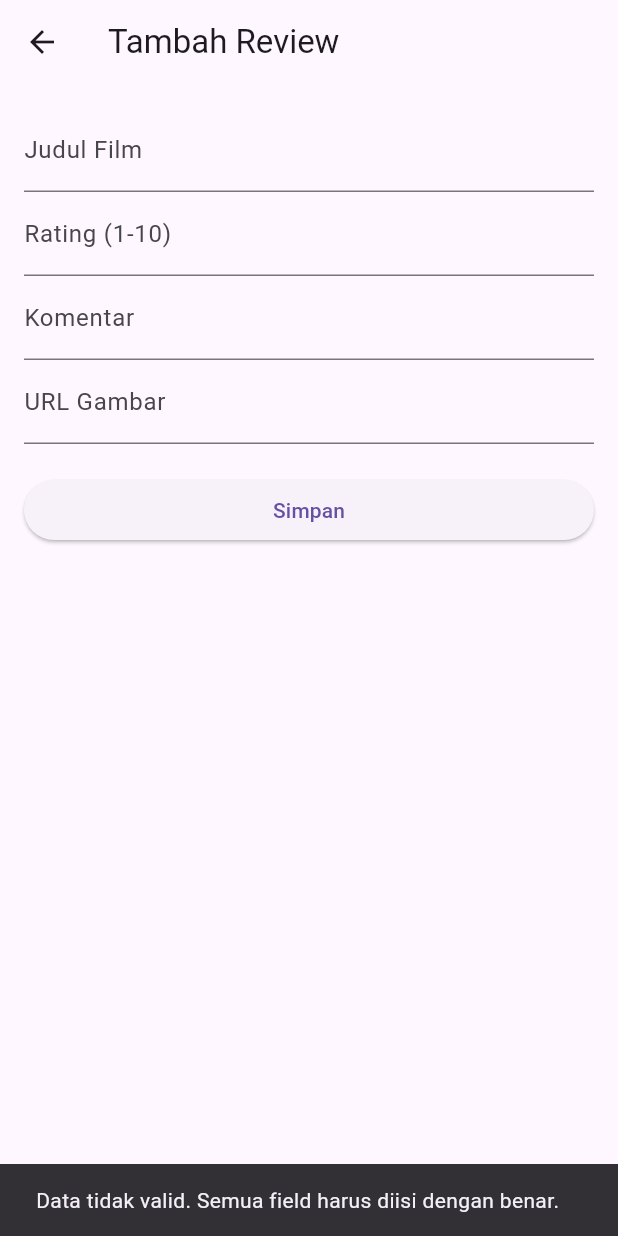
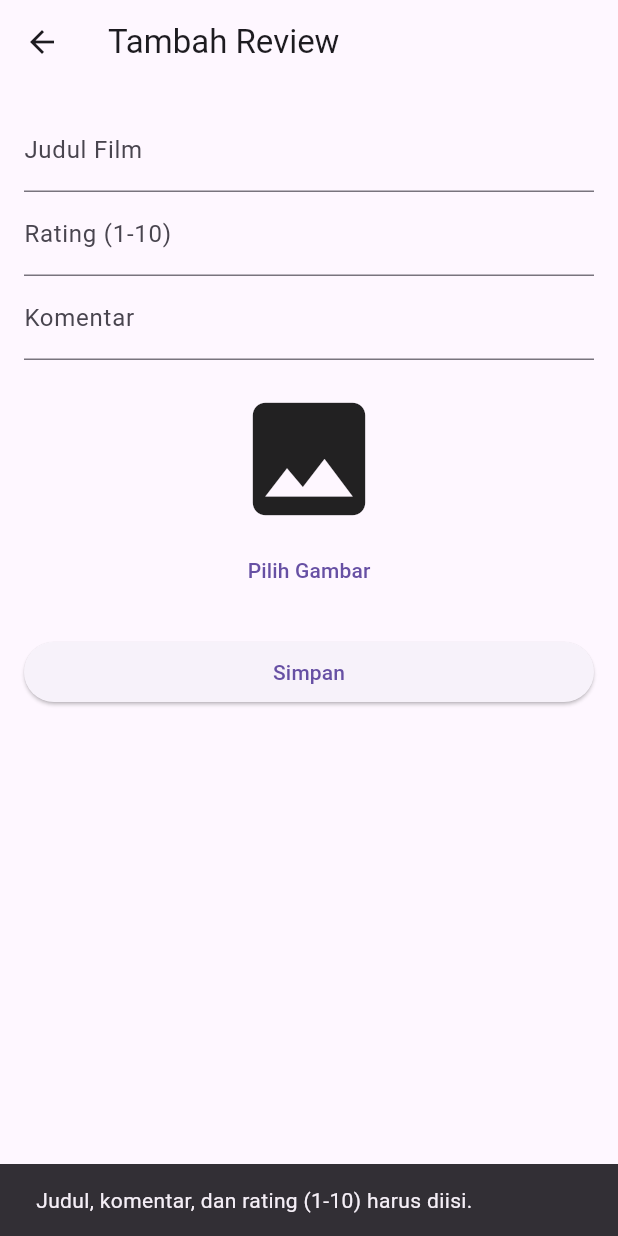
Before and after one commit to tomysby/MovieReviews, a Flutter app: the AddEditReviewScreen screen opened directly with empty values, after a tap on "Simpan", on a phone screen of 412 x 824 dp. Run offline on Flutter 3.47's test engine with Material 3 defaults, Android fonts, the light colour scheme and no system bars; our stand-ins replace image_picker.

Commit message:
perubahan penyimpanan gambar dari URL menjadi base64

```diff
--- a/lib/main.dart
+++ b/lib/main.dart
@@ -4,6 +4,8 @@ void main() {
   runApp(MyApp());
 }
 class MyApp extends StatelessWidget {
+  const MyApp({super.key});
+
   @override
   Widget build(BuildContext context) {
     return MaterialApp(
--- a/lib/screens/add_edit_review_screen.dart
+++ b/lib/screens/add_edit_review_screen.dart
@@ -1,5 +1,8 @@
+import 'dart:typed_data';
+import 'dart:convert';
 import 'package:flutter/material.dart';
 import '../api_service.dart';
+import 'package:image_picker/image_picker.dart';
 
 class AddEditReviewScreen extends StatefulWidget {
   final String username;
@@ -15,53 +18,68 @@ class _AddEditReviewScreenState extends State<AddEditReviewScreen> {
   final _titleController = TextEditingController();
   final _ratingController = TextEditingController();
   final _commentController = TextEditingController();
-  final _imageUrlController = TextEditingController();
 
+  Uint8List? _selectedImage;
   final _apiService = ApiService();
 
   @override
   void initState() {
     super.initState();
-
     if (widget.review != null) {
       // Jika dalam mode edit, isi controller dengan data review
-      _titleController.text = widget.review!['title'];
+      _titleController.text = widget.review!['title'] ?? '';
       _ratingController.text = widget.review!['rating'].toString();
-      _commentController.text = widget.review!['comment'];
-      _imageUrlController.text = widget.review!['imageUrl'] ?? '';
+      _commentController.text = widget.review!['comment'] ?? '';
+
+      if (widget.review!['imageBase64'] != null) {
+        _selectedImage = base64Decode(widget.review!['imageBase64']);
+      }
     }
+  }
+
+  Future<void> _pickImage() async {
+    final picker = ImagePicker();
+    final pickedFile = await picker.pickImage(source: ImageSource.gallery);
+
+    if (pickedFile != null) {
+      final imageBytes = await pickedFile.readAsBytes();
+      setState(() {
+        _selectedImage = imageBytes;
+      });
+    }
+  }
+
+  String encodeToBase64(Uint8List data) {
+    return base64Encode(data);
   }
 
   void _saveReview() async {
     final title = _titleController.text.trim();
     final rating = int.tryParse(_ratingController.text) ?? 0;
     final comment = _commentController.text.trim();
-    final imageUrl = _imageUrlController.text.trim();
     final isLiked = widget.review?['isLiked'] ?? false; // Default isLiked = false untuk review baru
 
     // Validasi input
-    if (title.isEmpty || rating < 1 || rating > 10 || comment.isEmpty || imageUrl.isEmpty) {
+    if (title.isEmpty || rating < 1 || rating > 10 || comment.isEmpty) {
       ScaffoldMessenger.of(context).showSnackBar(
-        SnackBar(content: Text('Data tidak valid. Semua field harus diisi dengan benar.')),
+        const SnackBar(content: Text('Judul, komentar, dan rating (1-10) harus diisi.')),
       );
       return;
     }
 
+    // Konversi gambar ke Base64 jika tersedia
+    String? base64Image = _selectedImage != null ? encodeToBase64(_selectedImage!) : null;
+
     bool success;
-
     if (widget.review == null) {
       // Tambah review baru
-      success = await _apiService.addReview(widget.username, title, rating, comment, imageUrl);
+      success = await _apiService.addReview(
+        widget.username, title, rating, comment, base64Image,
+      );
     } else {
       // Edit review
       success = await _apiService.updateReview(
-        widget.review!['_id'],
-        widget.username,
-        title,
-        rating,
-        comment,
-        imageUrl,
-        isLiked,
+        widget.review!['_id'], widget.username, title, rating, comment, base64Image, isLiked
       );
     }
 
@@ -69,7 +87,7 @@ class _AddEditReviewScreenState extends State<AddEditReviewScreen> {
       Navigator.pop(context, true); // Berhasil, kembali ke layar sebelumnya
     } else {
       ScaffoldMessenger.of(context).showSnackBar(
-        SnackBar(content: Text('Gagal menyimpan review')),
+        const SnackBar(content: Text('Gagal menyimpan review')),
       );
     }
   }
@@ -87,26 +105,39 @@ class _AddEditReviewScreenState extends State<AddEditReviewScreen> {
           children: [
             TextField(
               controller: _titleController,
-              decoration: InputDecoration(labelText: 'Judul Film'),
+              decoration: const InputDecoration(labelText: 'Judul Film'),
               readOnly: isEditMode, // Nonaktifkan input judul jika dalam mode edit
             ),
             TextField(
               controller: _ratingController,
-              decoration: InputDecoration(labelText: 'Rating (1-10)'),
+              decoration: const InputDecoration(labelText: 'Rating (1-10)'),
               keyboardType: TextInputType.number,
             ),
             TextField(
               controller: _commentController,
-              decoration: InputDecoration(labelText: 'Komentar'),
+              decoration: const InputDecoration(labelText: 'Komentar'),
             ),
-            TextField(
-              controller: _imageUrlController,
-              decoration: InputDecoration(labelText: 'URL Gambar'),
+            const SizedBox(height: 16),
+            Column(
+              children: [
+                _selectedImage != null
+                    ? Image.memory(
+                        _selectedImage!,
+                        height: 150,
+                        width: 150,
+                        fit: BoxFit.cover,
+                      )
+                    : const Icon(Icons.image, size: 100),
+                TextButton(
+                  onPressed: _pickImage,
+                  child: const Text('Pilih Gambar'),
+                ),
+              ],
             ),
-            SizedBox(height: 20),
+            const SizedBox(height: 20),
             ElevatedButton(
               onPressed: _saveReview,
-              child: Text('Simpan'),
+              child: const Text('Simpan'),
             ),
           ],
         ),
--- a/pubspec.yaml
+++ b/pubspec.yaml
@@ -10,6 +10,7 @@ dependencies:
   flutter:
     sdk: flutter
   http: ^1.2.2
+  image_picker: ^1.1.2
 
 dev_dependencies:
   flutter_test:
```
Also changed, not shown: lib/api_service.dart (+19 -8 lines), lib/screens/login_screen.dart (+9 -7 lines), lib/screens/movie_reviews_screen.dart (+37 -17 lines), lib/screens/register_screen.dart (+10 -8 lines), pubspec.lock, 5 other files.
